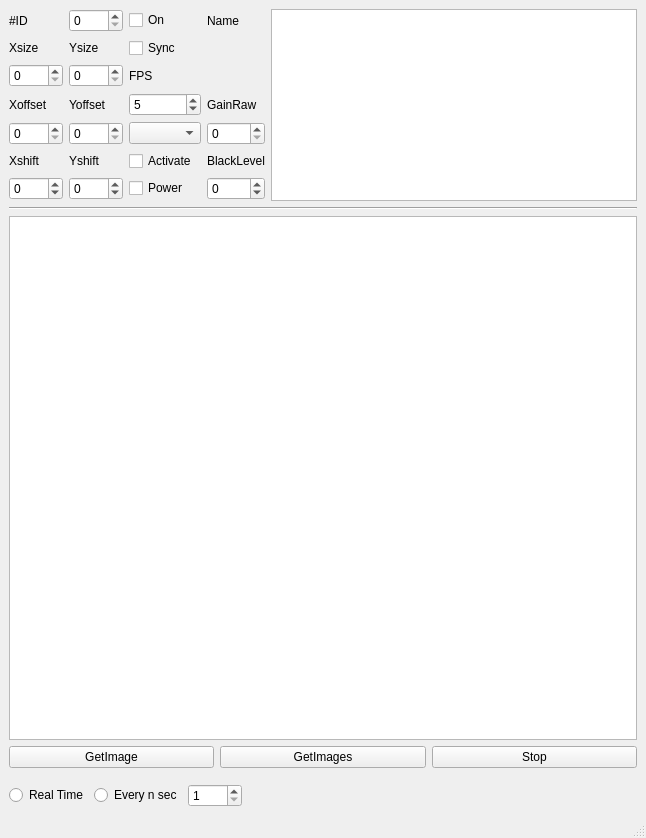
Qt form gui/views/ui/widget_camera.ui (Saldenisov/pyconlyse) before a commit.
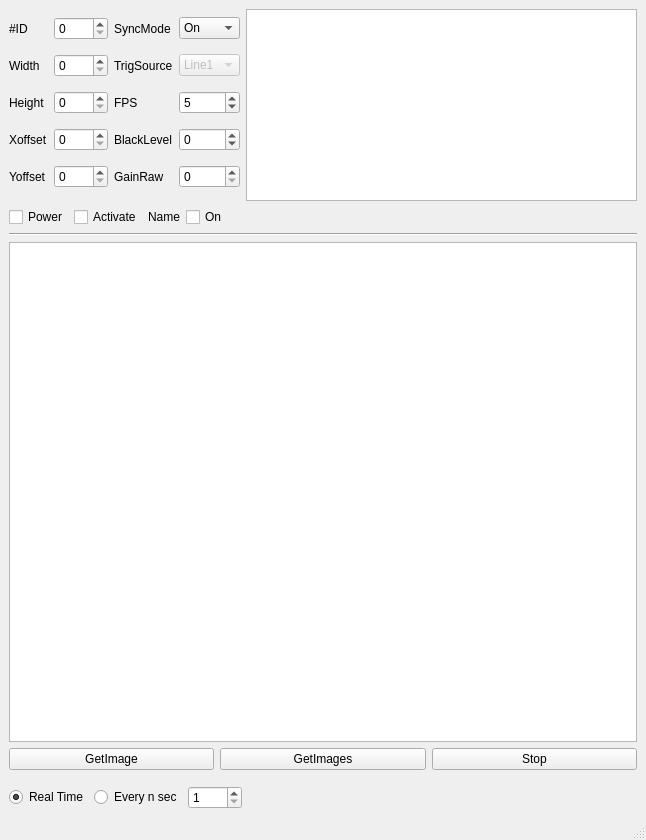
The same form after that commit.

Commit message: CameraCtrl Stop and GetImagePreration

Diff of the .ui file:
```diff
--- a/gui/views/ui/widget_camera.ui
+++ b/gui/views/ui/widget_camera.ui
@@ -28,49 +28,43 @@
       </property>
       <item>
        <layout class="QGridLayout" name="gridLayout">
+        <item row="1" column="3">
+         <widget class="QComboBox" name="comboBox_syncmode">
+          <item>
+           <property name="text">
+            <string>On</string>
+           </property>
+          </item>
+          <item>
+           <property name="text">
+            <string>Off</string>
+           </property>
+          </item>
+         </widget>
+        </item>
+        <item row="1" column="2">
+         <widget class="QLabel" name="label_sync_mode">
+          <property name="text">
+           <string>SyncMode</string>
+          </property>
+         </widget>
+        </item>
+        <item row="3" column="0">
+         <widget class="QLabel" name="label_Height">
+          <property name="text">
+           <string>Height</string>
+          </property>
+         </widget>
+        </item>
         <item row="4" column="2">
-         <widget class="QSpinBox" name="spinBox_fps">
-          <property name="minimum">
-           <number>1</number>
-          </property>
-          <property name="maximum">
-           <number>50</number>
-          </property>
-          <property name="value">
-           <number>5</number>
-          </property>
-         </widget>
-        </item>
-        <item row="6" column="0">
-         <widget class="QSpinBox" name="spinBox_Xoffset">
-          <property name="maximum">
-           <number>2000</number>
-          </property>
-         </widget>
-        </item>
-        <item row="4" column="1">
-         <widget class="QLabel" name="label_Yoffset">
+         <widget class="QLabel" name="label_3">
           <property name="text">
-           <string>Yoffset</string>
-          </property>
-         </widget>
-        </item>
-        <item row="7" column="0">
-         <widget class="QLabel" name="label_Xshift">
-          <property name="text">
-           <string>Xshift</string>
+           <string>BlackLevel</string>
           </property>
          </widget>
         </item>
         <item row="2" column="1">
-         <widget class="QLabel" name="label_Ysize">
-          <property name="text">
-           <string>Ysize</string>
-          </property>
-         </widget>
-        </item>
-        <item row="3" column="0">
-         <widget class="QSpinBox" name="spinBox_Xsize">
+         <widget class="QSpinBox" name="spinBox_Width">
           <property name="sizePolicy">
            <sizepolicy hsizetype="Maximum" vsizetype="Fixed">
             <horstretch>0</horstretch>
@@ -82,20 +76,29 @@
           </property>
          </widget>
         </item>
-        <item row="4" column="0">
-         <widget class="QLabel" name="label_Xoffset">
-          <property name="text">
-           <string>Xoffset</string>
+        <item row="3" column="1">
+         <widget class="QSpinBox" name="spinBox_Height">
+          <property name="sizePolicy">
+           <sizepolicy hsizetype="Maximum" vsizetype="Fixed">
+            <horstretch>0</horstretch>
+            <verstretch>0</verstretch>
+           </sizepolicy>
           </property>
-         </widget>
-        </item>
-        <item row="8" column="0">
-         <widget class="QSpinBox" name="spinBox_Xshift">
           <property name="minimum">
-           <number>-500</number>
+           <number>0</number>
           </property>
           <property name="maximum">
-           <number>500</number>
+           <number>2000</number>
+          </property>
+          <property name="value">
+           <number>0</number>
+          </property>
+         </widget>
+        </item>
+        <item row="2" column="0">
+         <widget class="QLabel" name="label_Width">
+          <property name="text">
+           <string>Width</string>
           </property>
          </widget>
         </item>
@@ -106,105 +109,52 @@
           </property>
          </widget>
         </item>
-        <item row="2" column="0">
-         <widget class="QLabel" name="label_Xsize">
-          <property name="text">
-           <string>Xsize</string>
-          </property>
-         </widget>
-        </item>
         <item row="1" column="1">
          <widget class="QSpinBox" name="spinBox_cameraID"/>
         </item>
-        <item row="3" column="1">
-         <widget class="QSpinBox" name="spinBox_Ysize">
-          <property name="sizePolicy">
-           <sizepolicy hsizetype="Maximum" vsizetype="Fixed">
-            <horstretch>0</horstretch>
-            <verstretch>0</verstretch>
-           </sizepolicy>
+        <item row="4" column="0">
+         <widget class="QLabel" name="label_Xoffset">
+          <property name="text">
+           <string>Xoffset</string>
           </property>
-          <property name="minimum">
-           <number>0</number>
-          </property>
+         </widget>
+        </item>
+        <item row="4" column="1">
+         <widget class="QSpinBox" name="spinBox_Xoffset">
           <property name="maximum">
            <number>2000</number>
           </property>
-          <property name="value">
-           <number>0</number>
+         </widget>
+        </item>
+        <item row="5" column="0">
+         <widget class="QLabel" name="label_Yoffset">
+          <property name="text">
+           <string>Yoffset</string>
           </property>
          </widget>
         </item>
-        <item row="6" column="1">
+        <item row="5" column="1">
          <widget class="QSpinBox" name="spinBox_Yoffset">
           <property name="maximum">
            <number>2000</number>
           </property>
          </widget>
         </item>
-        <item row="7" column="1">
-         <widget class="QLabel" name="label_Yshift">
-          <property name="text">
-           <string>Yshift</string>
-          </property>
-         </widget>
-        </item>
-        <item row="8" column="1">
-         <widget class="QSpinBox" name="spinBox_Yshift">
-          <property name="minimum">
-           <number>-500</number>
-          </property>
-          <property name="maximum">
-           <number>500</number>
-          </property>
-         </widget>
-        </item>
-        <item row="8" column="2">
-         <widget class="QCheckBox" name="checkBox_power">
-          <property name="text">
-           <string>Power</string>
-          </property>
-         </widget>
-        </item>
-        <item row="7" column="2">
-         <widget class="QCheckBox" name="checkBox_activate">
-          <property name="text">
-           <string>Activate</string>
-          </property>
-         </widget>
-        </item>
         <item row="2" column="2">
-         <widget class="QCheckBox" name="checkBox_sync_clock">
+         <widget class="QLabel" name="label_4">
           <property name="text">
-           <string>Sync</string>
+           <string>TrigSource</string>
           </property>
          </widget>
         </item>
-        <item row="3" column="2">
-         <widget class="QLabel" name="label">
+        <item row="5" column="2">
+         <widget class="QLabel" name="label_2">
           <property name="text">
-           <string>FPS</string>
+           <string>GainRaw</string>
           </property>
          </widget>
         </item>
-        <item row="1" column="2">
-         <widget class="QCheckBox" name="checkBox_On">
-          <property name="text">
-           <string>On</string>
-          </property>
-         </widget>
-        </item>
-        <item row="6" column="2">
-         <widget class="QComboBox" name="comboBox"/>
-        </item>
-        <item row="7" column="3">
-         <widget class="QLabel" name="label_3">
-          <property name="text">
-           <string>BlackLevel</string>
-          </property>
-         </widget>
-        </item>
-        <item row="8" column="3">
+        <item row="4" column="3">
          <widget class="QSpinBox" name="spinBox_blacklevel">
           <property name="minimum">
            <number>-127</number>
@@ -214,27 +164,45 @@
           </property>
          </widget>
         </item>
-        <item row="4" column="3">
-         <widget class="QLabel" name="label_2">
-          <property name="text">
-           <string>GainRaw</string>
-          </property>
-         </widget>
-        </item>
-        <item row="6" column="3">
+        <item row="5" column="3">
          <widget class="QSpinBox" name="spinBox_gainraw">
           <property name="maximum">
            <number>3</number>
           </property>
          </widget>
         </item>
-        <item row="1" column="3">
-         <widget class="QLabel" name="label_name">
+        <item row="3" column="2">
+         <widget class="QLabel" name="label">
           <property name="text">
-           <string>Name</string>
+           <string>FPS</string>
           </property>
          </widget>
         </item>
+        <item row="3" column="3">
+         <widget class="QSpinBox" name="spinBox_fps">
+          <property name="minimum">
+           <number>1</number>
+          </property>
+          <property name="maximum">
+           <number>50</number>
+          </property>
+          <property name="value">
+           <number>5</number>
+          </property>
+         </widget>
+        </item>
+        <item row="2" column="3">
+         <widget class="QComboBox" name="comboBox_TrigSource">
+          <property name="enabled">
+           <bool>false</bool>
+          </property>
+          <item>
+           <property name="text">
+            <string>Line1</string>
+           </property>
+          </item>
+         </widget>
+        </item>
        </layout>
       </item>
       <item>
@@ -259,6 +227,54 @@
       </item>
      </layout>
     </item>
+    <item>
+     <layout class="QHBoxLayout" name="horizontalLayout_4">
+      <property name="topMargin">
+       <number>0</number>
+      </property>
+      <item>
+       <widget class="QCheckBox" name="checkBox_power">
+        <property name="text">
+         <string>Power</string>
+        </property>
+       </widget>
+      </item>
+      <item>
+       <widget class="QCheckBox" name="checkBox_activate">
+        <property name="text">
+         <string>Activate</string>
+        </property>
+       </widget>
+      </item>
+      <item>
+       <widget class="QLabel" name="label_name">
+        <property name="text">
+         <string>Name</string>
+        </property>
+       </widget>
+      </item>
+      <item>
+       <widget class="QCheckBox" name="checkBox_On">
+        <property name="text">
+         <string>On</string>
+        </property>
+       </widget>
+      </item>
+      <item>
+       <spacer name="horizontalSpacer_2">
+        <property name="orientation">
+         <enum>Qt::Horizontal</enum>
+        </property>
+        <property name="sizeHint" stdset="0">
+         <size>
+          <width>40</width>
+          <height>20</height>
+         </size>
+        </property>
+       </spacer>
+      </item>
+     </layout>
+    </item>
     <item>
      <widget class="Line" name="line">
       <property name="orientation">
@@ -326,6 +342,9 @@
         <property name="text">
          <string>Real Time</string>
         </property>
+        <property name="checked">
+         <bool>true</bool>
+        </property>
        </widget>
       </item>
       <item>
```
The commit also changes 9 other files.
